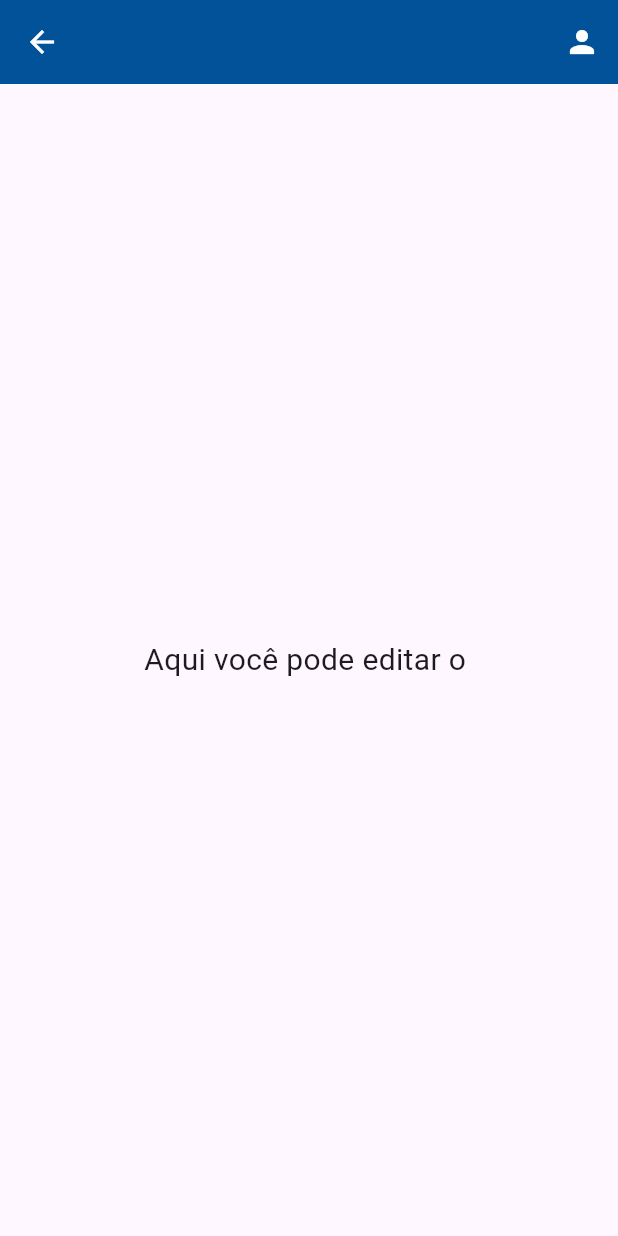
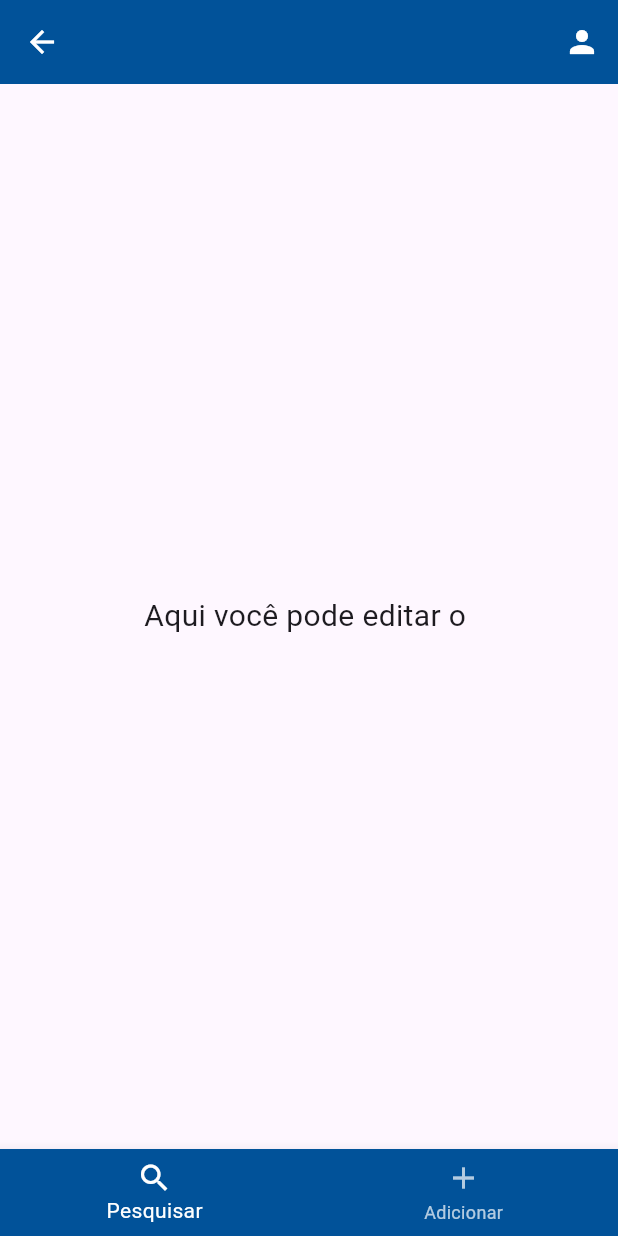
Before and after one commit to Wellyton05/estoc.ar-, a Flutter app: the EditarProduto screen opened directly with empty values, on a phone screen of 412 x 824 dp. Run offline on Flutter 3.47's test engine with Material 3 defaults, Android fonts, the phone set to English and light mode, and no system bars.

Commit message:
barra de navegação - tela edição

```diff
--- a/lib/telas/editar_produto.dart
+++ b/lib/telas/editar_produto.dart
@@ -38,6 +38,29 @@ class EditarProduto extends StatelessWidget {
           style: TextStyle(fontSize: 20),
         ),
       ),
+      bottomNavigationBar: BottomNavigationBar(
+        selectedItemColor:
+            Colors.white, // Cor dos ícones selecionados em branco
+        unselectedItemColor: Colors.white70, // Cor dos ícones não selecionados
+        backgroundColor: Color(0xFF015299),
+        items: const [
+          BottomNavigationBarItem(
+            icon: Icon(Icons.search),
+            label: 'Pesquisar',
+          ),
+          BottomNavigationBarItem(
+            icon: Icon(Icons.add),
+            label: 'Adicionar',
+          ),
+        ],
+        onTap: (index) {
+          if (index == 0) {
+            print('Botão de pesquisar clicado');
+          } else if (index == 1) {
+            print('Botão de adicionar clicado');
+          }
+        },
+      ),
     );
   }
 }
```
Also changed, not shown: lib/main.dart (+0 -19 lines).
